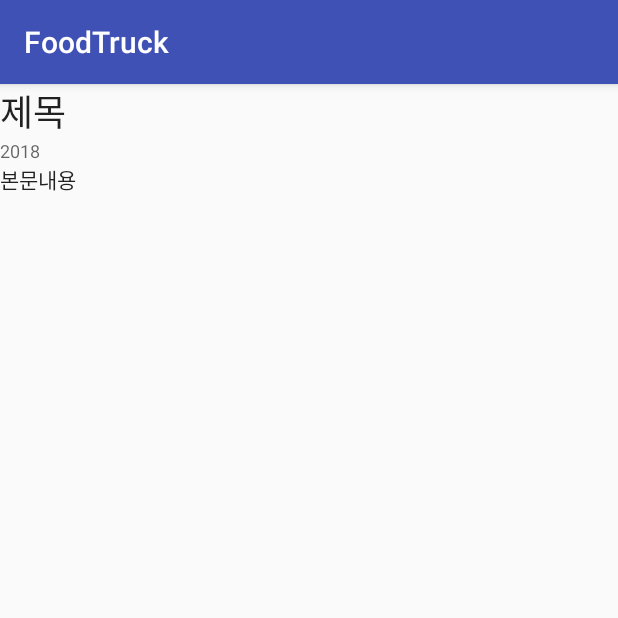
After one commit to dyyyy/FoodTruck_Application, an Android app: the NoticeDetailActivity screen opened directly, with no data from a screen before it, on a phone screen of 412 x 824 dp, the top half of it. The commit adds this screen. Run offline under Robolectric (Android 15) with nearby library versions, the phone set to English and light mode, and no system bars.

Commit message:
서버 연결, 공지 액티비티 연결

```diff
--- a/FoodTruck/app/build.gradle
+++ b/FoodTruck/app/build.gradle
@@ -26,4 +26,9 @@ dependencies {
     testImplementation 'junit:junit:4.12'
     androidTestImplementation 'com.android.support.test:runner:1.0.1'
     androidTestImplementation 'com.android.support.test.espresso:espresso-core:3.0.1'
+
+// https://mvnrepository.com/artifact/com.google.code.gson/gson
+    compile group: 'com.google.code.gson', name: 'gson', version: '2.8.1'
+
+
 }
--- a/FoodTruck/app/src/main/java/com/example/user/foodtruck/EventActivity.java
+++ b/FoodTruck/app/src/main/java/com/example/user/foodtruck/EventActivity.java
@@ -19,7 +19,7 @@ public class EventActivity extends AppCompatActivity {
 
         actionBar.setDisplayHomeAsUpEnabled(true);
         actionBar.setHomeButtonEnabled(true);
-
+/*
         String[] items = {"이벤트1", "이벤트23", "이벤트3"};
         ListAdapter listAdapter = new ImageAdapter(this, items);
         ListView listView = findViewById(R.id.eventListview);
@@ -32,5 +32,6 @@ public class EventActivity extends AppCompatActivity {
                 Toast.makeText(EventActivity.this, item, Toast.LENGTH_SHORT).show();
             }
         });
+        */
     }
 }
--- /dev/null
+++ b/FoodTruck/app/src/main/java/com/example/user/foodtruck/NoticeDetailActivity.java
@@ -0,0 +1,28 @@
+package com.example.user.foodtruck;
+
+        import android.support.v7.app.AppCompatActivity;
+        import android.os.Bundle;
+        import android.widget.TextView;
+
+public class NoticeDetailActivity extends AppCompatActivity {
+
+    @Override
+    protected void onCreate(Bundle savedInstanceState) {
+        super.onCreate(savedInstanceState);
+        setContentView(R.layout.activity_notice_detail);
+
+        TextView titleView = findViewById(R.id.titleView);
+        TextView regView = findViewById(R.id.regView);
+        TextView contentView = findViewById(R.id.contentView);
+
+        titleView.setText("제목");
+        regView.setText("2018");
+        contentView.setText("본문내용");
+
+    }
+
+    @Override
+    public void onBackPressed() {
+        finish();
+    }
+}
--- /dev/null
+++ b/FoodTruck/app/src/main/res/layout/activity_notice_detail.xml
@@ -0,0 +1,42 @@
+<?xml version="1.0" encoding="utf-8"?>
+<android.support.constraint.ConstraintLayout xmlns:android="http://schemas.android.com/apk/res/android"
+    xmlns:app="http://schemas.android.com/apk/res-auto"
+    xmlns:tools="http://schemas.android.com/tools"
+    android:layout_width="match_parent"
+    android:layout_height="match_parent"
+    tools:context="com.example.user.foodtruck.NoticeDetailActivity">
+
+    <ScrollView
+        android:layout_width="368dp"
+        android:layout_height="495dp"
+        tools:layout_editor_absoluteX="8dp"
+        tools:layout_editor_absoluteY="8dp">
+
+        <LinearLayout
+            android:layout_width="match_parent"
+            android:layout_height="wrap_content"
+            android:orientation="vertical">
+
+            <TextView
+                android:id="@+id/titleView"
+                android:layout_width="match_parent"
+                android:layout_height="wrap_content"
+                android:text="TextView"
+                android:textAppearance="@style/TextAppearance.AppCompat.Headline" />
+
+            <TextView
+                android:id="@+id/regView"
+                android:layout_width="match_parent"
+                android:layout_height="wrap_content"
+                android:text="TextView"
+                android:textAppearance="@style/TextAppearance.AppCompat.Caption" />
+
+            <TextView
+                android:id="@+id/contentView"
+                android:layout_width="match_parent"
+                android:layout_height="wrap_content"
+                android:text="TextView"
+                android:textAppearance="@style/TextAppearance.AppCompat.Body1" />
+        </LinearLayout>
+    </ScrollView>
+</android.support.constraint.ConstraintLayout>
```
Also changed, not shown: FoodTruck/app/src/main/AndroidManifest.xml (+18 -7 lines), FoodTruck/app/src/main/java/com/example/user/foodtruck/HTTPClient.java (deleted, +0 -9 lines), FoodTruck/app/src/main/java/com/example/user/foodtruck/HttpAsyncTask.java (deleted, +0 -36 lines), FoodTruck/app/src/main/java/com/example/user/foodtruck/HttpReceiveAsyncTask.java (added, +118 -0 lines), FoodTruck/app/src/main/java/com/example/user/foodtruck/ImageAdapter.java (+18 -7 lines), FoodTruck/app/src/main/java/com/example/user/foodtruck/MainActivity.java (+19 -17 lines), FoodTruck/app/src/main/java/com/example/user/foodtruck/NoticeActivity.java (+54 -5 lines), FoodTruck/app/src/main/java/com/example/user/foodtruck/NoticeVO.java (added, +57 -0 lines).
